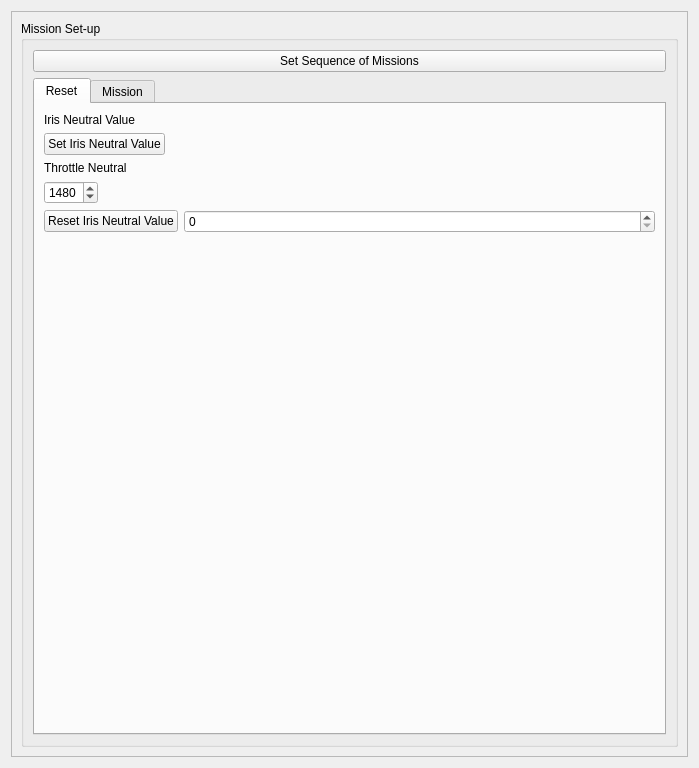
Qt form gui/src/gui/choose_mission.ui (massimilianop/sml_under_development) before a commit.
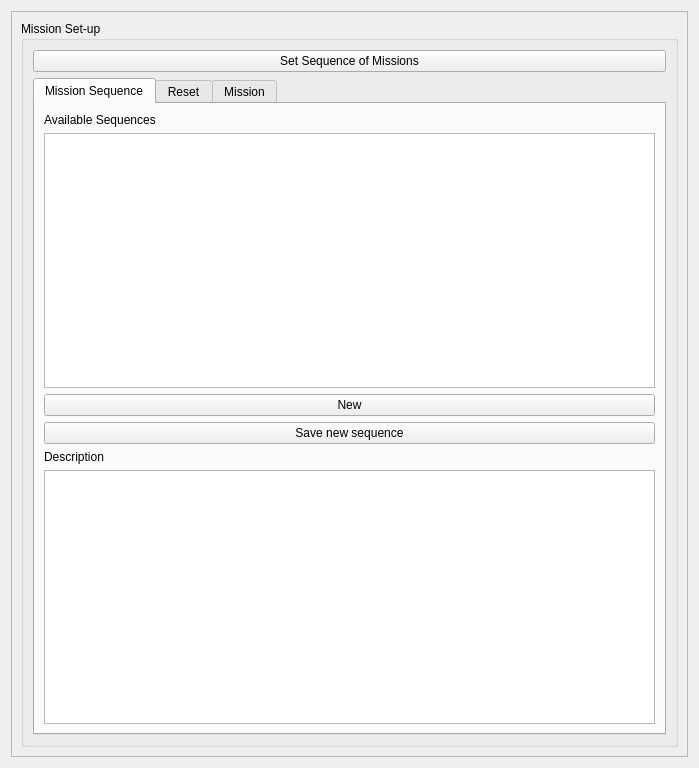
The same form after that commit. The open tabs and pages were chosen to show the change.

Commit message: Introduce service for changing key of inner_key in mission; One tab on the gui for each inner_key of mission; Remove in cycle_node service for changing prespeficied inner_keys (controller, reference, yaw_controller, yaw_reference)

What changed in the file:
```diff
--- a/gui/src/gui/choose_mission.ui
+++ b/gui/src/gui/choose_mission.ui
@@ -51,11 +51,52 @@
             </property>
            </widget>
           </item>
-          <item row="1" column="0">
+          <item row="2" column="0">
            <widget class="QTabWidget" name="tabWidget">
             <property name="currentIndex">
              <number>1</number>
             </property>
+            <widget class="QWidget" name="tab_2">
+             <attribute name="title">
+              <string>Mission Sequence</string>
+             </attribute>
+             <layout class="QVBoxLayout" name="verticalLayout">
+              <item>
+               <widget class="QLabel" name="label_5">
+                <property name="text">
+                 <string>Available Sequences</string>
+                </property>
+               </widget>
+              </item>
+              <item>
+               <widget class="QListWidget" name="available_mission_sequences"/>
+              </item>
+              <item>
+               <widget class="QPushButton" name="new_sequence">
+                <property name="text">
+                 <string>New</string>
+                </property>
+               </widget>
+              </item>
+              <item>
+               <widget class="QPushButton" name="save_new_sequence">
+                <property name="text">
+                 <string>Save new sequence</string>
+                </property>
+               </widget>
+              </item>
+              <item>
+               <widget class="QLabel" name="label_6">
+                <property name="text">
+                 <string>Description</string>
+                </property>
+               </widget>
+              </item>
+              <item>
+               <widget class="QTextEdit" name="mission_sequence_description"/>
+              </item>
+             </layout>
+            </widget>
             <widget class="QWidget" name="tab">
              <attribute name="title">
               <string>Reset</string>
```
Left out of the diff: 10 changed lines with no effect on the pictures. The commit also changes 17 other files.
